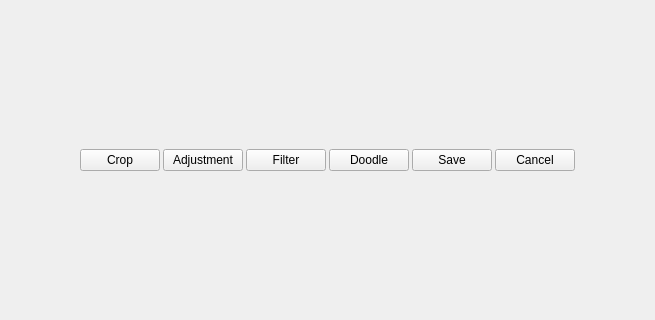
This is ui_files/edit_toolbar.ui in abeshahsan/Photo-Wizard as Qt 5 draws it before an edit; both pictures show x 174 to 829 and y 134 to 454 of the 1003 by 589 pixel window. The edited form follows.
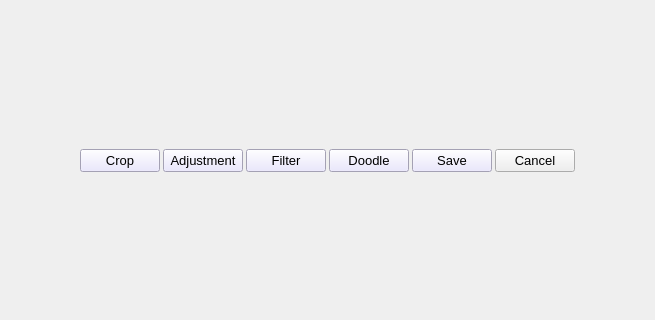
This is the edited form.

```diff
--- a/ui_files/edit_toolbar.ui
+++ b/ui_files/edit_toolbar.ui
@@ -19,6 +19,12 @@
    </property>
    <item row="0" column="0">
     <widget class="QWidget" name="main_widget" native="true">
+     <property name="styleSheet">
+      <string notr="true">*{
+font-family:arial;
+font-size:13px;
+}</string>
+     </property>
      <layout class="QHBoxLayout" name="horizontalLayout" stretch="0,0,0,0,0,0,0,0">
       <property name="spacing">
        <number>3</number>
@@ -44,6 +50,21 @@
           <verstretch>0</verstretch>
          </sizepolicy>
         </property>
+        <property name="styleSheet">
+         <string notr="true">QPushButton{
+background: #e5e1fc;
+}
+
+QPushButton:hover {
+    background-color: #d2d0ec; /* Button background color on hover */
+    border: 1px solid #a39ee0; /* Button border color on hover */
+}
+
+QPushButton:pressed {
+    background-color: #b2b0d8; /* Button background color when pressed */
+    border: 1px solid #938fc4; /* Button border color when pressed */
+}</string>
+        </property>
         <property name="text">
          <string>Crop</string>
         </property>
@@ -57,6 +78,21 @@
           <verstretch>0</verstretch>
          </sizepolicy>
         </property>
+        <property name="styleSheet">
+         <string notr="true">QPushButton{
+background: #e5e1fc;
+}
+
+QPushButton:hover {
+    background-color: #d2d0ec; /* Button background color on hover */
+    border: 1px solid #a39ee0; /* Button border color on hover */
+}
+
+QPushButton:pressed {
+    background-color: #b2b0d8; /* Button background color when pressed */
+    border: 1px solid #938fc4; /* Button border color when pressed */
+}</string>
+        </property>
         <property name="text">
          <string>Adjustment</string>
         </property>
@@ -64,6 +100,21 @@
       </item>
       <item>
        <widget class="QPushButton" name="filter_button">
+        <property name="styleSheet">
+         <string notr="true">QPushButton{
+background: #e5e1fc;
+}
+
+QPushButton:hover {
+    background-color: #d2d0ec; /* Button background color on hover */
+    border: 1px solid #a39ee0; /* Button border color on hover */
+}
+
+QPushButton:pressed {
+    background-color: #b2b0d8; /* Button background color when pressed */
+    border: 1px solid #938fc4; /* Button border color when pressed */
+}</string>
+        </property>
         <property name="text">
          <string>Filter</string>
         </property>
@@ -71,6 +122,21 @@
       </item>
       <item>
        <widget class="QPushButton" name="doodle_button">
+        <property name="styleSheet">
+         <string notr="true">QPushButton{
+background: #e5e1fc;
+}
+
+QPushButton:hover {
+    background-color: #d2d0ec; /* Button background color on hover */
+    border: 1px solid #a39ee0; /* Button border color on hover */
+}
+
+QPushButton:pressed {
+    background-color: #b2b0d8; /* Button background color when pressed */
+    border: 1px solid #938fc4; /* Button border color when pressed */
+}</string>
+        </property>
         <property name="text">
          <string>Doodle</string>
         </property>
@@ -78,6 +144,21 @@
       </item>
       <item>
        <widget class="QPushButton" name="save_button">
+        <property name="styleSheet">
+         <string notr="true">QPushButton{
+background: #e5e1fc;
+}
+
+QPushButton:hover {
+    background-color: #d2d0ec; /* Button background color on hover */
+    border: 1px solid #a39ee0; /* Button border color on hover */
+}
+
+QPushButton:pressed {
+    background-color: #b2b0d8; /* Button background color when pressed */
+    border: 1px solid #938fc4; /* Button border color when pressed */
+}</string>
+        </property>
         <property name="text">
          <string>Save</string>
         </property>
```
